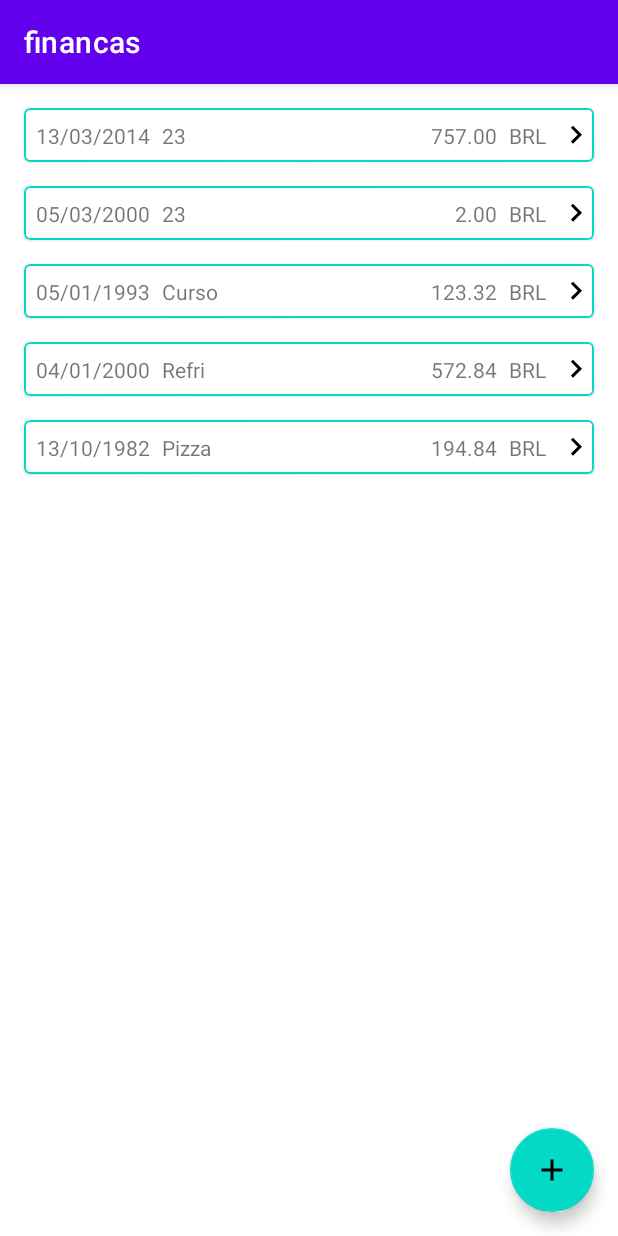
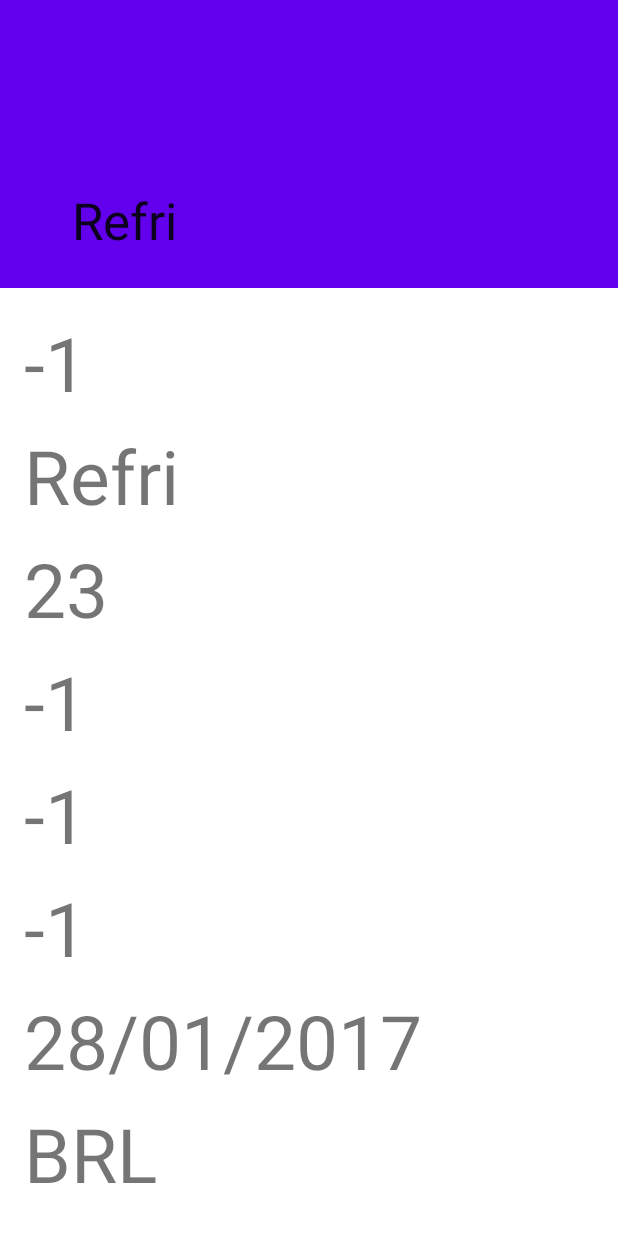
Before and after one commit to emerson-matos/android-finances, an Android app: the ExpenseListActivity screen opened directly, with no data from a screen before it, after a tap on "Refri", on a phone screen of 412 x 824 dp. Run offline under Robolectric (Android 15) with nearby library versions, the phone set to English and light mode, and no system bars; 1 statement that could not run was skipped.

Commit message:
chore: init expense detail screen
Signed-off-by: Emerson Matos <emegson@live.com>

```diff
--- a/app/build.gradle
+++ b/app/build.gradle
@@ -44,6 +44,7 @@ android {
             implementation 'androidx.core:core-ktx:1.3.2'
             implementation 'androidx.constraintlayout:constraintlayout:2.0.2'
             implementation 'androidx.cardview:cardview:1.0.0'
+            implementation 'androidx.fragment:fragment-ktx:1.2.5'
             implementation "androidx.lifecycle:lifecycle-extensions:$lifecycle_version"
             implementation 'androidx.multidex:multidex:2.0.1'
             implementation 'androidx.recyclerview:recyclerview:1.1.0'
--- a/app/src/main/AndroidManifest.xml
+++ b/app/src/main/AndroidManifest.xml
@@ -21,7 +21,9 @@
                 <category android:name="android.intent.category.LAUNCHER" />
             </intent-filter>
         </activity>
-        <activity android:name=".main.expense.ExpenseActivity" />
+        <activity android:name=".main.expense.list.ExpenseListActivity" />
+        <activity android:name=".main.expense.detail.ExpenseDetailActivity"
+            android:theme="@style/Theme.MaterialComponents.Light.NoActionBar" />
 
         <!-- Facebook Configuration -->
         <meta-data
--- a/app/src/main/java/com/github/emerson/financas/adapter/ExpenseAdapter.kt
+++ b/app/src/main/java/com/github/emerson/financas/adapter/ExpenseAdapter.kt
@@ -1,31 +1,36 @@
 package com.github.emerson.financas.adapter
 
+import android.app.Activity
 import android.content.Intent
+import android.os.Bundle
 import android.view.LayoutInflater
 import android.view.View
 import android.view.ViewGroup
 import android.widget.Toast
+import androidx.core.content.ContextCompat.startActivity
 import androidx.recyclerview.widget.ListAdapter
 import androidx.recyclerview.widget.RecyclerView
 import com.github.emerson.financas.R
 import com.github.emerson.financas.data.model.ExpenseData
-import com.github.emerson.financas.main.expense.ExpenseActivity
-import com.github.emerson.financas.main.expense.list.ExpenseViewModel
+import com.github.emerson.financas.main.expense.detail.ExpenseDetailActivity
+import com.github.emerson.financas.main.expense.list.ExpenseListViewModel
 import kotlinx.android.synthetic.main.item_list_expense.view.*
-import java.text.SimpleDateFormat
-import java.util.*
 
-class ExpenseAdapter(private val viewModel: ExpenseViewModel) :
+class ExpenseAdapter(private val listViewModel: ExpenseListViewModel, private val activity: Activity) :
     ListAdapter<ExpenseData, ExpenseAdapter.ExpenseViewHolder>(ExpenseDiffCallback()) {
 
 
     override fun onCreateViewHolder(parent: ViewGroup, viewType: Int): ExpenseViewHolder {
-        val view = LayoutInflater.from(parent.context).inflate(R.layout.item_list_expense, parent, false)
+        val view = LayoutInflater.from(parent.context).inflate(
+            R.layout.item_list_expense,
+            parent,
+            false
+        )
         return ExpenseViewHolder(view)
     }
 
     override fun onBindViewHolder(holder: ExpenseViewHolder, position: Int) {
-        holder.bind(getItem(position))
+        holder.bind(getItem(position), activity)
     }
 
     fun updateData(data: List<ExpenseData>?) {
@@ -36,20 +41,27 @@ class ExpenseAdapter(private val viewModel: ExpenseViewModel) :
     }
 
     fun addMore() {
-        viewModel.fetchMoreData()
+        listViewModel.fetchMoreData()
     }
 
     class ExpenseViewHolder(private val view: View): RecyclerView.ViewHolder(view) {
-        fun bind(item: ExpenseData) {
+        fun bind(item: ExpenseData, activity: Activity) {
             view.apply {
-                expenseDate.text = SimpleDateFormat("dd/MM/yyyy", Locale("pt-BR")).format(item.date)
+                expenseDate.text = item.formatedDate()
                 expenseName.text = item.name
-                expenseValue.text = String.format("%.2f", item.value)
+                expenseValue.text = item.formatedValue()
                 expenseCurrency.text = item.currency.toString()
                 setOnClickListener {
                     Toast.makeText(this.context, "expense detail", Toast.LENGTH_LONG).show()
-                    val intent = Intent(context, ExpenseActivity::class.java)
-                    context.startActivity(intent)
+                    val intent = Intent(this.context, ExpenseDetailActivity::class.java)
+                    val bundle = Bundle()
+                    bundle.putParcelable("item", item)
+                    intent.putExtra("item", bundle)
+                    startActivity(context, intent, bundle)
+                    activity.overridePendingTransition(
+                        R.anim.screen_enter_from_right,
+                        R.anim.screen_exit_from_left
+                    )
                 }
             }
         }
--- a/app/src/main/java/com/github/emerson/financas/data/model/ExpenseData.kt
+++ b/app/src/main/java/com/github/emerson/financas/data/model/ExpenseData.kt
@@ -1,7 +1,11 @@
 package com.github.emerson.financas.data.model
 
+import android.os.Parcel
+import android.os.Parcelable
 import com.google.gson.annotations.SerializedName
+import kotlinx.android.parcel.Parcelize
 import java.math.BigDecimal
+import java.text.SimpleDateFormat
 import java.util.*
 import kotlin.random.Random
 
@@ -25,4 +29,46 @@ class ExpenseData(
     @SerializedName("ownerId") val ownerId: Long = -1L,
     @SerializedName("accountId") val accountId: Long = -1L,
     @SerializedName("cardId") val cardId: Long = -1L
-)
+) : Parcelable {
+    constructor(parcel: Parcel) : this(
+        parcel.readLong(),
+        parcel.readString() ?: "error",
+        parcel.readString() ?: "error",
+        Date(parcel.readLong()),
+        Currency.getInstance(parcel.readString()),
+        BigDecimal(parcel.readString()),
+        parcel.readLong(),
+        parcel.readLong(),
+        parcel.readLong()
+    ) {
+    }
+
+    fun formatedValue(): CharSequence = String.format("%.2f", value)
+    fun formatedDate(): CharSequence = SimpleDateFormat("dd/MM/yyyy", Locale("pt-BR")).format(date)
+
+    override fun writeToParcel(parcel: Parcel, flags: Int) {
+        parcel.writeLong(id)
+        parcel.writeString(name)
+        parcel.writeString(description)
+        parcel.writeLong(date.time)
+        parcel.writeString(currency.currencyCode)
+        parcel.writeString(value.toString())
+        parcel.writeLong(ownerId)
+        parcel.writeLong(accountId)
+        parcel.writeLong(cardId)
+    }
+
+    override fun describeContents(): Int {
+        return 0
+    }
+
+    companion object CREATOR : Parcelable.Creator<ExpenseData> {
+        override fun createFromParcel(parcel: Parcel): ExpenseData {
+            return ExpenseData(parcel)
+        }
+
+        override fun newArray(size: Int): Array<ExpenseData?> {
+            return arrayOfNulls(size)
+        }
+    }
+}
--- a/app/src/main/java/com/github/emerson/financas/infrastructure/RetrofitConfiguration.kt
+++ b/app/src/main/java/com/github/emerson/financas/infrastructure/RetrofitConfiguration.kt
@@ -9,7 +9,7 @@ class RetrofitConfiguration {
 
     companion object {
 
-        private val PATH = "https://www.memerson.tk/api/"
+        private val PATH = "http://192.168.0.110:8080/api/"
         private val retrofit = Retrofit.Builder()
             .baseUrl(PATH)
             .addConverterFactory(GsonConverterFactory.create(GsonBuilder().excludeFieldsWithoutExposeAnnotation().create()))
--- /dev/null
+++ b/app/src/main/java/com/github/emerson/financas/main/expense/detail/ExpenseDetailActivity.kt
@@ -0,0 +1,32 @@
+package com.github.emerson.financas.main.expense.detail
+
+import android.os.Bundle
+import androidx.appcompat.app.AppCompatActivity
+import androidx.fragment.app.Fragment
+import com.github.emerson.financas.R
+import com.github.emerson.financas.data.model.ExpenseData
+import kotlinx.android.synthetic.main.expense_detail_fragment.*
+
+class ExpenseDetailActivity : AppCompatActivity() {
+
+    override fun onCreate(savedInstanceState: Bundle?) {
+        super.onCreate(savedInstanceState)
+        setContentView(R.layout.expense_activity)
+//        supportActionBar?.setDisplayHomeAsUpEnabled(true)
+//        supportActionBar?.setDisplayShowHomeEnabled(true)
+        val item: ExpenseData? = (intent?.extras?.get("item") as Bundle).get("item") as ExpenseData?
+//        supportActionBar?.title = item?.name ?: "123123"
+        if (savedInstanceState == null) {
+            supportFragmentManager.beginTransaction()
+                .replace(R.id.expenseContainer, ExpenseDetailFragment.newInstance())
+                .commitNow()
+        }
+    }
+
+    override fun onAttachFragment(fragment: Fragment) {
+        super.onAttachFragment(fragment)
+        setSupportActionBar(toolbar)
+        supportActionBar?.setDisplayHomeAsUpEnabled(true)
+        supportActionBar?.setDisplayShowHomeEnabled(true)
+    }
+}
--- /dev/null
+++ b/app/src/main/java/com/github/emerson/financas/main/expense/detail/ExpenseDetailFragment.kt
@@ -0,0 +1,66 @@
+package com.github.emerson.financas.main.expense.detail
+
+import android.content.Context
+import android.os.Bundle
+import android.view.LayoutInflater
+import android.view.View
+import android.view.ViewGroup
+import androidx.appcompat.app.AppCompatActivity
+import androidx.fragment.app.Fragment
+import androidx.fragment.app.viewModels
+import com.github.emerson.financas.R
+import com.github.emerson.financas.data.model.ExpenseData
+import kotlinx.android.synthetic.main.expense_detail_fragment.*
+
+class ExpenseDetailFragment : Fragment() {
+
+    companion object {
+        fun newInstance() =
+            ExpenseDetailFragment()
+    }
+
+    private val viewModel: ExpenseDetailViewModel by viewModels()
+
+    override fun onCreateView(
+        inflater: LayoutInflater, container: ViewGroup?,
+        savedInstanceState: Bundle?
+    ): View {
+        return inflater.inflate(R.layout.expense_detail_fragment, container, false)
+    }
+
+    override fun onActivityCreated(savedInstanceState: Bundle?) {
+        super.onActivityCreated(savedInstanceState)
+//        viewModel = ViewModelProviders.of(this).get(ExpenseDetailViewModel::class.java)
+        val item: ExpenseData? = (activity?.intent?.extras?.get("item") as Bundle).get("item") as ExpenseData?
+        item?.let {
+            expenseDetailName.text = item.name
+            expenseDetailId.text= item.id.toString()
+            expenseDetailOwner.text= item.ownerId.toString()
+            expenseDetailCard.text= item.cardId.toString()
+            expenseDetailAccount.text= item.accountId.toString()
+            expenseDetailDescription.text= item.description
+            expenseDetailCurrency.text = item.currency.toString()
+            expenseDetailDate.text = item.formatedDate()
+            expenseDetailValue.text = item.formatedValue()
+        }
+        collapsing_toolbar.title = item?.name ?: "123123"
+        configureViewModel()
+    }
+
+    override fun onAttach(context: Context) {
+        super.onAttach(context)
+        (activity as AppCompatActivity).setSupportActionBar(toolbar)
+        (activity as AppCompatActivity).supportActionBar?.setDisplayHomeAsUpEnabled(true)
+        (activity as AppCompatActivity).supportActionBar?.setDisplayShowHomeEnabled(true)
+    }
+//
+//    override fun onStart() {
+//        super.onStart()
+//        (activity as AppCompatActivity).supportActionBar?.setDisplayHomeAsUpEnabled(true)
+//        (activity as AppCompatActivity).supportActionBar?.setDisplayShowHomeEnabled(true)
+//    }
+
+    private fun configureViewModel() {
+    }
+
+}
--- /dev/null
+++ b/app/src/main/java/com/github/emerson/financas/main/expense/detail/ExpenseDetailViewModel.kt
@@ -0,0 +1,7 @@
+package com.github.emerson.financas.main.expense.detail
+
+import androidx.lifecycle.ViewModel
+
+class ExpenseDetailViewModel : ViewModel() {
+
+}
--- a/app/src/main/java/com/github/emerson/financas/main/expense/ExpenseActivity.kt
+++ b/app/src/main/java/com/github/emerson/financas/main/expense/list/ExpenseListActivity.kt
@@ -1,19 +1,18 @@
-package com.github.emerson.financas.main.expense
+package com.github.emerson.financas.main.expense.list
 
 import android.os.Bundle
 import androidx.appcompat.app.AppCompatActivity
 import com.github.emerson.financas.R
-import com.github.emerson.financas.main.expense.list.ExpenseListFragment
 
-class ExpenseActivity : AppCompatActivity() {
+class ExpenseListActivity : AppCompatActivity() {
 
     override fun onCreate(savedInstanceState: Bundle?) {
         super.onCreate(savedInstanceState)
         setContentView(R.layout.expense_activity)
         if (savedInstanceState == null) {
             supportFragmentManager.beginTransaction()
-                    .replace(R.id.expenseContainer, ExpenseListFragment.newInstance())
-                    .commitNow()
+                .replace(R.id.expenseContainer, ExpenseListFragment.newInstance())
+                .commitNow()
         }
     }
 }
--- a/app/src/main/java/com/github/emerson/financas/main/expense/list/ExpenseListFragment.kt
+++ b/app/src/main/java/com/github/emerson/financas/main/expense/list/ExpenseListFragment.kt
@@ -6,8 +6,8 @@ import android.view.View
 import android.view.ViewGroup
 import android.widget.Toast
 import androidx.fragment.app.Fragment
+import androidx.fragment.app.viewModels
 import androidx.lifecycle.Observer
-import androidx.lifecycle.ViewModelProviders
 import androidx.recyclerview.widget.LinearLayoutManager
 import androidx.recyclerview.widget.RecyclerView
 import com.github.emerson.financas.R
@@ -23,7 +23,7 @@ class ExpenseListFragment : Fragment() {
             ExpenseListFragment()
     }
 
-    private lateinit var viewModel: ExpenseViewModel
+    private val listViewModel: ExpenseListViewModel by viewModels()
     private lateinit var adapter: ExpenseAdapter
 
     override fun onCreateView(
@@ -35,8 +35,8 @@ class ExpenseListFragment : Fragment() {
 
     override fun onActivityCreated(savedInstanceState: Bundle?) {
         super.onActivityCreated(savedInstanceState)
-        viewModel = ViewModelProviders.of(this).get(ExpenseViewModel::class.java)
-        adapter = ExpenseAdapter(viewModel)
+//        viewModel = ViewModelProviders.of(this).get(ExpenseViewModel::class.java)
+        adapter = ExpenseAdapter(listViewModel, requireActivity())
         expenseList.apply {
             adapter = this@ExpenseListFragment.adapter
             layoutManager = LinearLayoutManager(context)
@@ -49,7 +49,7 @@ class ExpenseListFragment : Fragment() {
         }
 
         expenseSwipeRefreshLayout.setOnRefreshListener {
-            viewModel.fetchMoreData()
+            listViewModel.fetchMoreData()
         }
 
         addExpenseButton.setOnClickListener {
@@ -61,14 +61,14 @@ class ExpenseListFragment : Fragment() {
 
 
     private fun configureViewModel() {
-        viewModel.loading.observe(viewLifecycleOwner, Observer {
+        listViewModel.loading.observe(viewLifecycleOwner, Observer {
             it?.let {
                 println("LOADING VALUE $it")
                 expenseSwipeRefreshLayout.isRefreshing = it
             }
         })
 
-        viewModel.states.observe(viewLifecycleOwner, Observer {
+        listViewModel.states.observe(viewLifecycleOwner, Observer {
             it?.let {
                 println("list size ${it.size} in ${System.currentTimeMillis()}")
                 this.adapter.updateData(it)
--- a/app/src/main/java/com/github/emerson/financas/main/expense/list/ExpenseViewModel.kt
+++ b/app/src/main/java/com/github/emerson/financas/main/expense/list/ExpenseListViewModel.kt
@@ -9,7 +9,7 @@ import com.github.emerson.financas.data.model.ExpenseData
 import kotlinx.coroutines.delay
 import kotlinx.coroutines.launch
 
-class ExpenseViewModel : ViewModel() {
+class ExpenseListViewModel : ViewModel() {
     private val _states = MutableLiveData<List<ExpenseData>>()
     val states: LiveData<List<ExpenseData>>
         get() = _states
--- a/app/src/main/java/com/github/emerson/financas/main/home/HomeFragment.kt
+++ b/app/src/main/java/com/github/emerson/financas/main/home/HomeFragment.kt
@@ -7,11 +7,11 @@ import android.view.View
 import android.view.ViewGroup
 import android.widget.Toast
 import androidx.fragment.app.Fragment
-import androidx.lifecycle.ViewModelProviders
+import androidx.fragment.app.viewModels
 import com.github.emerson.financas.R
 import com.github.emerson.financas.data.repository.expense.API
 import com.github.emerson.financas.infrastructure.RetrofitConfiguration
-import com.github.emerson.financas.main.expense.ExpenseActivity
+import com.github.emerson.financas.main.expense.list.ExpenseListActivity
 import com.google.firebase.auth.FirebaseAuth
 import kotlinx.android.synthetic.main.main_fragment.*
 import retrofit2.Call
@@ -24,7 +24,7 @@ class HomeFragment : Fragment() {
         fun newInstance() = HomeFragment()
     }
 
-    private lateinit var viewModel: HomeViewModel
+    private val viewModel: HomeViewModel by viewModels()
 
     override fun onCreateView(
         inflater: LayoutInflater, container: ViewGroup?,
@@ -35,10 +35,10 @@ class HomeFragment : Fragment() {
 
     override fun onActivityCreated(savedInstanceState: Bundle?) {
         super.onActivityCreated(savedInstanceState)
-        viewModel = ViewModelProviders.of(this).get(HomeViewModel::class.java)
+//        viewModel = ViewModelProviders.of(this).get(HomeViewModel::class.java)
         // TODO: Use the ViewModel
         welcomeCard.setOnClickListener {
-            val intent = Intent(this.context, ExpenseActivity::class.java)
+            val intent = Intent(this.context, ExpenseListActivity::class.java)
             startActivity(intent)
             activity?.overridePendingTransition(
                 R.anim.screen_enter_from_right,
@@ -80,7 +80,7 @@ class HomeFragment : Fragment() {
                         ) {
                             (response.body()?.get("_embedded")
                                 ?.get("clientDTOList") as List<Map<String, Any>>).forEach {
-                                textView.text.appendln("${it["name"]}\n")
+                                textView.text.appendLine("${it["name"]}\n")
                             }
                             println(response.body()?.get("_embedded")?.get("clientDTOList"))
                         }
--- a/app/src/main/res/layout/expense_activity.xml
+++ b/app/src/main/res/layout/expense_activity.xml
@@ -4,4 +4,4 @@
     android:id="@+id/expenseContainer"
     android:layout_width="match_parent"
     android:layout_height="match_parent"
-    tools:context=".main.expense.ExpenseActivity" />
+    tools:context=".main.expense.detail.ExpenseDetailActivity" />
--- /dev/null
+++ b/app/src/main/res/layout/expense_detail_fragment.xml
@@ -0,0 +1,145 @@
+<?xml version="1.0" encoding="utf-8"?>
+<androidx.coordinatorlayout.widget.CoordinatorLayout xmlns:android="http://schemas.android.com/apk/res/android"
+    xmlns:app="http://schemas.android.com/apk/res-auto"
+    xmlns:tools="http://schemas.android.com/tools"
+    android:layout_width="match_parent"
+    android:layout_height="match_parent"
+    app:contentScrim="?attr/colorPrimary"
+    app:layout_scrollFlags="scroll|exitUntilCollapsed">
+    <androidx.core.widget.NestedScrollView
+        android:layout_width="match_parent"
+        android:layout_height="wrap_content"
+        android:clipToPadding="false"
+        app:layout_behavior="@string/appbar_scrolling_view_behavior">
+        <androidx.constraintlayout.widget.ConstraintLayout
+            android:layout_width="match_parent"
+            android:layout_height="wrap_content"
+            tools:context=".main.expense.detail.ExpenseDetailActivity">
+
+            <TextView
+                android:id="@+id/expenseDetailId"
+                android:layout_width="0dp"
+                android:layout_height="wrap_content"
+                android:layout_margin="16dp"
+                android:textSize="50sp"
+                android:text="Descrição"
+                app:layout_constraintEnd_toEndOf="parent"
+                app:layout_constraintStart_toStartOf="parent"
+                app:layout_constraintTop_toTopOf="parent" />
+
+            <TextView
+                android:id="@+id/expenseDetailName"
+                android:layout_width="0dp"
+                android:layout_height="wrap_content"
+                android:layout_marginTop="8dp"
+                android:textSize="50sp"
+                app:layout_constraintEnd_toEndOf="@+id/expenseDetailId"
+                app:layout_constraintStart_toStartOf="@+id/expenseDetailId"
+                app:layout_constraintTop_toBottomOf="@+id/expenseDetailId"
+                tools:text="TextView" />
+
+            <TextView
+                android:id="@+id/expenseDetailDescription"
+                android:layout_width="0dp"
+                android:layout_height="wrap_content"
+                android:layout_marginTop="8dp"
+                android:textSize="50sp"
+                app:layout_constraintEnd_toEndOf="@+id/expenseDetailName"
+                app:layout_constraintStart_toStartOf="@+id/expenseDetailName"
+                app:layout_constraintTop_toBottomOf="@+id/expenseDetailName"
+                tools:text="TextView" />
+
+            <TextView
+                android:id="@+id/expenseDetailCard"
+                android:layout_width="0dp"
+                android:layout_height="wrap_content"
+                android:layout_marginTop="8dp"
+                android:textSize="50sp"
+                app:layout_constraintEnd_toEndOf="@+id/expenseDetailAccount"
+                app:layout_constraintStart_toStartOf="@+id/expenseDetailAccount"
+                app:layout_constraintTop_toBottomOf="@+id/expenseDetailAccount"
+                tools:text="TextView" />
+
+            <TextView
+                android:id="@+id/expenseDetailAccount"
+                android:layout_width="0dp"
+                android:layout_height="wrap_content"
+                android:layout_marginTop="8dp"
+                android:textSize="50sp"
+                app:layout_constraintEnd_toEndOf="@+id/expenseDetailOwner"
+                app:layout_constraintStart_toStartOf="@+id/expenseDetailOwner"
+                app:layout_constraintTop_toBottomOf="@+id/expenseDetailOwner"
+                tools:text="TextView" />
+
+            <TextView
+                android:id="@+id/expenseDetailOwner"
+                android:layout_width="0dp"
+                android:layout_height="wrap_content"
+                android:layout_marginTop="8dp"
+                android:textSize="50sp"
+                app:layout_constraintEnd_toEndOf="@+id/expenseDetailDescription"
+                app:layout_constraintStart_toStartOf="@+id/expenseDetailDescription"
+                app:layout_constraintTop_toBottomOf="@+id/expenseDetailDescription"
+                tools:text="TextView" />
+
+            <TextView
+                android:id="@+id/expenseDetailDate"
+                android:layout_width="0dp"
+                android:layout_height="wrap_content"
+                android:layout_marginTop="8dp"
+                android:textSize="50sp"
+                android:ems="10"
+                app:layout_constraintEnd_toEndOf="@+id/expenseDetailCard"
+                app:layout_constraintStart_toStartOf="@+id/expenseDetailCard"
+                app:layout_constraintTop_toBottomOf="@+id/expenseDetailCard" />
+
+            <TextView
+                android:id="@+id/expenseDetailCurrency"
+                android:layout_width="0dp"
+                android:layout_height="wrap_content"
+                android:layout_marginTop="8dp"
+                android:textSize="50sp"
+                app:layout_constraintEnd_toEndOf="@+id/expenseDetailCard"
+                app:layout_constraintStart_toStartOf="@+id/expenseDetailCard"
+                app:layout_constraintTop_toBottomOf="@+id/expenseDetailDate"
+                tools:text="TextView" />
+
+            <TextView
+                android:id="@+id/expenseDetailValue"
+                android:layout_width="0dp"
+                android:layout_height="wrap_content"
+                android:layout_marginTop="8dp"
+                android:textSize="50sp"
+                app:layout_constraintEnd_toEndOf="@+id/expenseDetailCard"
+                app:layout_constraintStart_toStartOf="@+id/expenseDetailCard"
+                app:layout_constraintTop_toBottomOf="@+id/expenseDetailCurrency"
+                tools:text="TextView" />
+
+        </androidx.constraintlayout.widget.ConstraintLayout>
+    </androidx.core.widget.NestedScrollView>
+
+    <com.google.android.material.appbar.AppBarLayout
+        android:id="@+id/app_bar"
+        android:layout_width="match_parent"
+        android:layout_height="192dp"
+        android:theme="@style/ThemeOverlay.AppCompat.ActionBar">
+
+        <com.google.android.material.appbar.CollapsingToolbarLayout
+            android:id="@+id/collapsing_toolbar"
+            android:layout_width="match_parent"
+            android:layout_height="match_parent"
+            app:layout_scrollFlags="scroll|exitUntilCollapsed"
+            android:fitsSystemWindows="true"
+            app:contentScrim="?attr/colorPrimary"
+            app:expandedTitleMarginStart="48dp"
+            app:expandedTitleMarginEnd="64dp">
+
+            <androidx.appcompat.widget.Toolbar
+                android:id="@+id/toolbar"
+                android:layout_width="match_parent"
+                android:layout_height="?attr/actionBarSize"
+                app:popupTheme="@style/ThemeOverlay.AppCompat.Light"
+                app:layout_collapseMode="pin" />
+        </com.google.android.material.appbar.CollapsingToolbarLayout>
+    </com.google.android.material.appbar.AppBarLayout>
+</androidx.coordinatorlayout.widget.CoordinatorLayout>
```
